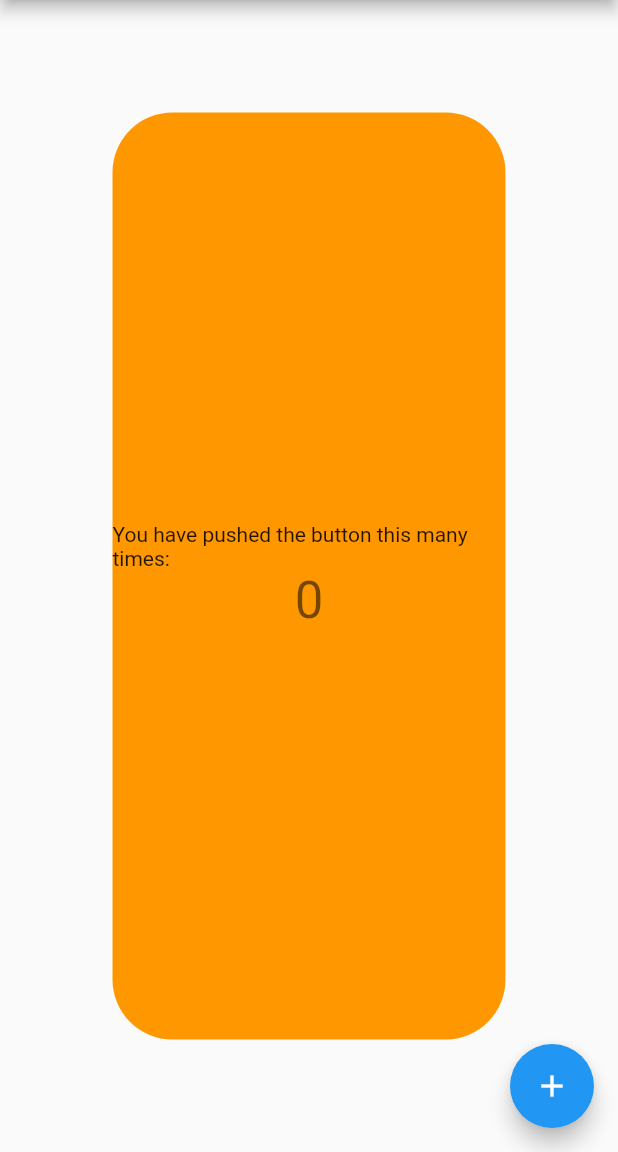
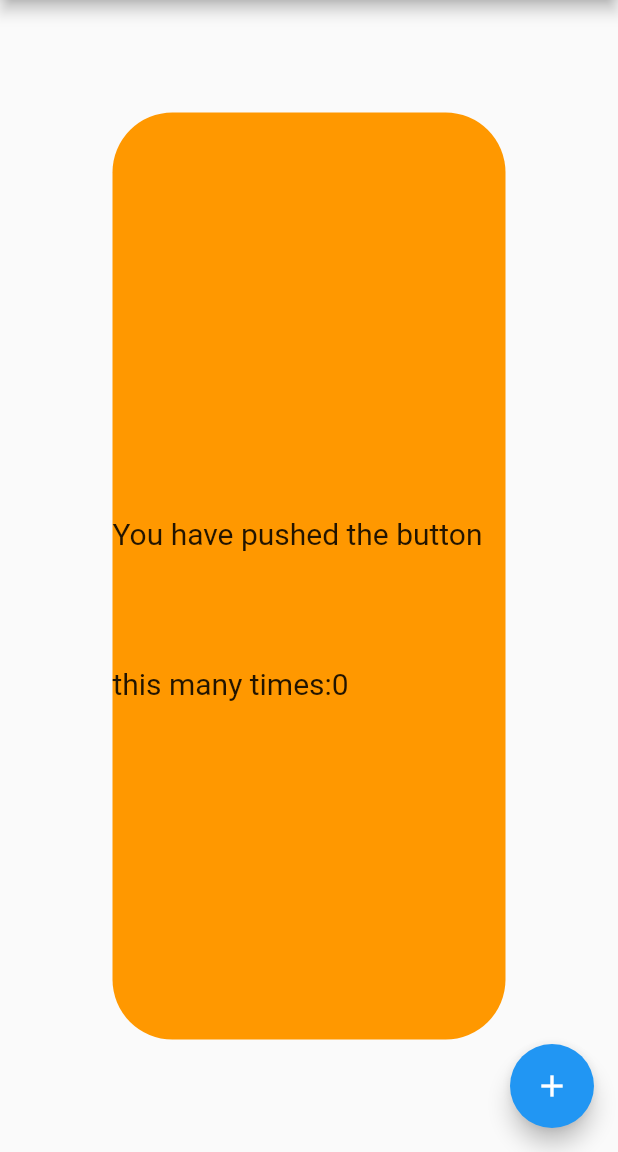
Before and after one commit to trapuler/git_homework_mrga-trap, a Flutter app: the screen it shows after launch, on a phone screen of 412 x 824 dp, the part 84-1236 px from its top. Run offline on Flutter 3.47's test engine with Material 2 defaults, Android fonts, the phone set to English and light mode, and no system bars.

Commit message:
commit child Text Maknuta column  i dodan child text.

```diff
--- a/lib/main.dart
+++ b/lib/main.dart
@@ -21,7 +21,6 @@ class MyApp extends StatelessWidget {
         primarySwatch: Colors.blue,
       ),
       home: MyHomePage(title: 'Flutter Demo Home Page'),
-
     );
   }
 }
@@ -84,36 +83,12 @@ class _MyHomePageState extends State<MyHomePage> {
             bottomLeft: Radius.circular(40.0),
           ),
         ),
-          child: Column(
-          // Column is also a layout widget. It takes a list of children and
-          // arranges them vertically. By default, it sizes itself to fit its
-          // children horizontally, and tries to be as tall as its parent.
-          //
-          // Invoke "debug painting" (press "p" in the console, choose the
-          // "Toggle Debug Paint" action from the Flutter Inspector in Android
-          // Studio, or the "Toggle Debug Paint" command in Visual Studio Code)
-          // to see the wireframe for each widget.
-          //
-          // Column has various properties to control how it sizes itself and
-          // how it positions its children. Here we use mainAxisAlignment to
-          // center the children vertically; the main axis here is the vertical
-          // axis because Columns are vertical (the cross axis would be
-          // horizontal).
-          mainAxisAlignment: MainAxisAlignment.center,
-          children: <Widget>[
-            Text(
-              'You have pushed the button this many times:',
-            ),
-            Text(
-              '$_counter',
-              style: Theme
-                  .of(context)
-                  .textTheme
-                  .display1,
-            ),
-          ],
+        child: Text(
+          'You have pushed the button this many times:' '$_counter',
+          style: TextStyle(height: 5, fontSize: 20),
         ),
       ),
+
       floatingActionButton: FloatingActionButton(
         onPressed: _incrementCounter,
         tooltip: 'Increment',
```
